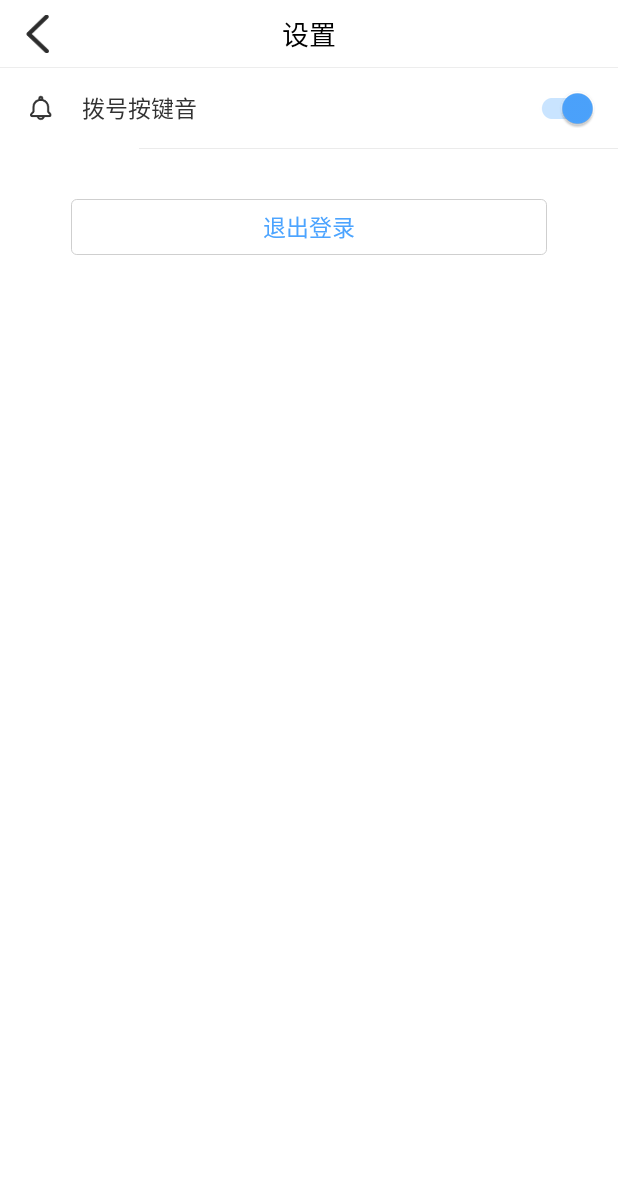
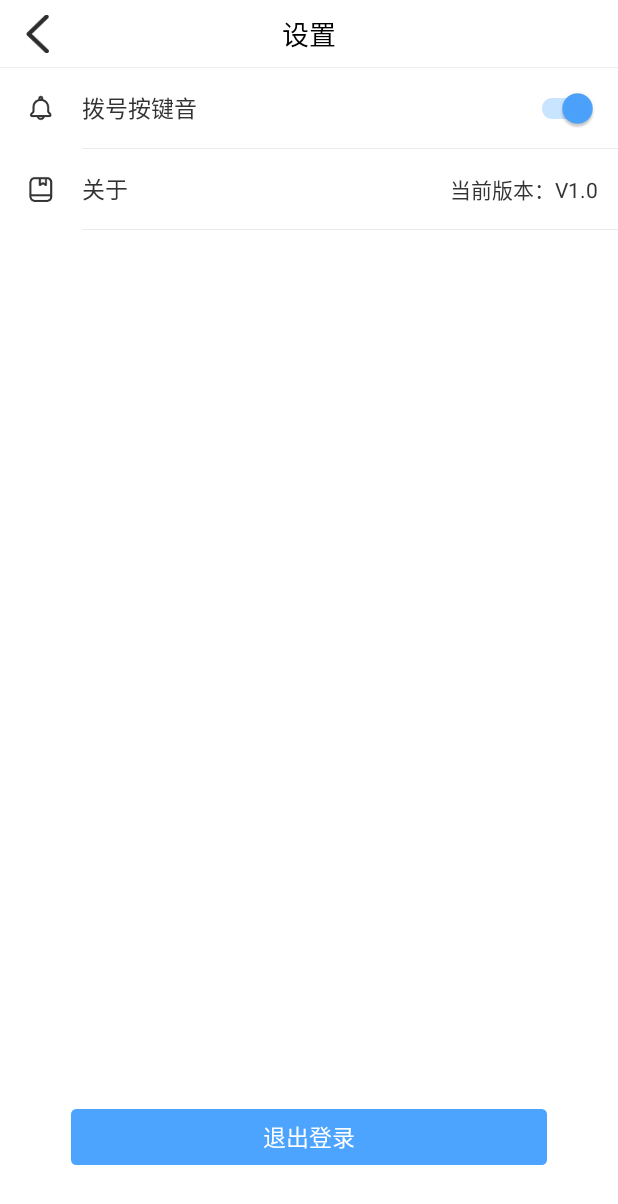
Before and after one commit to Fateee/MySipPhone, an Android app: the SettingActivity screen opened directly, with no data from a screen before it, on a phone screen of 412 x 824 dp. Shown: the top 1204 px of the screen. Run offline under Robolectric (Android 15) with nearby library versions, the phone set to English and light mode, and no system bars; our stand-ins replace data binding; libraries missing offline, so code that uses them is left out: com.easycalltech.ecsdk, com.ec.encrypt, com.ec.net, com.ec.sdk, com.ec.utils and 6 more.

Commit message:
1、拨打按钮图标稍稍缩小一点点； 2、取消拨打按钮右边的删除按钮； 3、让能输入*和#键； 4、设置页面增加“关于”项，用于查看app版本； 5、设置页面的“退出登录”放到页面底部并去掉边框。

```diff
--- a/app/src/main/java/com/sip/phone/ui/setting/SettingActivity.kt
+++ b/app/src/main/java/com/sip/phone/ui/setting/SettingActivity.kt
@@ -3,6 +3,7 @@ package com.sip.phone.ui.setting
 import com.ec.sdk.EcphoneSdk
 import com.ec.utils.MMKVUtil
 import com.sip.phone.R
+import com.sip.phone.BuildConfig
 import com.sip.phone.constant.Constants
 import com.sip.phone.sdk.SdkUtil
 import com.sip.phone.ui.base.BaseActivity
@@ -22,5 +23,9 @@ class SettingActivity : BaseActivity() {
             setResult(RESULT_OK)
             finish()
         }
+        setlist_about_us?.setSubTitle("当前版本：V${BuildConfig.VERSION_NAME}")
+        setlist_about_us?.setOnClickListener {
+
+        }
     }
 }
--- a/app/src/main/res/layout/activity_setting_list.xml
+++ b/app/src/main/res/layout/activity_setting_list.xml
@@ -72,13 +72,13 @@
 <!--            android:layout_width="match_parent"-->
 <!--            android:layout_height="7dp"-->
 <!--            android:background="@color/cFAFAFA"/>-->
-<!--        <com.sip.phone.ui.view.SetItemLayout-->
-<!--            android:id="@+id/setlist_about_us"-->
-<!--            android:layout_width="match_parent"-->
-<!--            android:layout_height="80dp"-->
-<!--            app:icon="@drawable/icon_aboutus"-->
-<!--            app:title="@string/about_us"-->
-<!--            app:show_arraw="true"/>-->
+        <com.sip.phone.ui.view.SetItemLayout
+            android:id="@+id/setlist_about_us"
+            android:layout_width="match_parent"
+            android:layout_height="54dp"
+            app:icon="@drawable/icon_aboutus"
+            app:title="关于"
+            app:show_arraw="false"/>
 
 <!--        <com.sip.phone.ui.view.SetItemLayout-->
 <!--            android:id="@+id/setlist_privacy"-->
@@ -86,24 +86,22 @@
 <!--            android:layout_height="80dp"-->
 <!--            app:title="@string/privacy"-->
 <!--            app:show_arraw="true"/>-->
-<!--        <View-->
-<!--            android:layout_width="match_parent"-->
-<!--            android:layout_height="11.5dp"-->
-<!--            android:background="@color/cF3F3F3"/>-->
+        <View
+            android:layout_width="match_parent"
+            android:layout_height="0dp"
+            android:layout_weight="1" />
         <com.sip.phone.ui.view.SimpleCornerTextView
             android:id="@+id/logout"
             android:layout_width="match_parent"
             android:layout_height="37dp"
             android:layout_marginLeft="47dp"
             android:layout_marginRight="47dp"
-            android:layout_marginTop="33dp"
-            app:bgColor="@color/white"
+            android:layout_marginBottom="47dp"
+            app:bgColor="@color/c4CA4FF"
             app:radius="3.5dp"
-            app:borderColor="@color/cCFCFCF"
-            app:borderWidth="1dp"
             android:text="退出登录"
             android:textSize="15sp"
-            android:textColor="@color/c4CA4FF"
+            android:textColor="@color/white"
             android:gravity="center"/>
     </LinearLayout>
 </layout>
--- a/app/src/main/res/layout/item_view_setting_list.xml
+++ b/app/src/main/res/layout/item_view_setting_list.xml
@@ -80,6 +80,6 @@
         android:layout_width="match_parent"
         android:layout_height="0.5dp"
         android:background="@color/cEBEBEB"
-        android:layout_marginLeft="77dp"
+        android:layout_marginLeft="39dp"
         android:layout_alignParentBottom="true" />
 </RelativeLayout>
```
Also changed, not shown: app/src/main/java/com/sip/phone/ui/view/DialNumberView.kt (+5 -3 lines), app/src/main/java/com/sip/phone/ui/view/DialView.kt (+7 -5 lines), app/src/main/res/layout/dial_view.xml (+11 -7 lines), app/src/main/res/drawable-xxhdpi/icon_aboutus.png (added).
